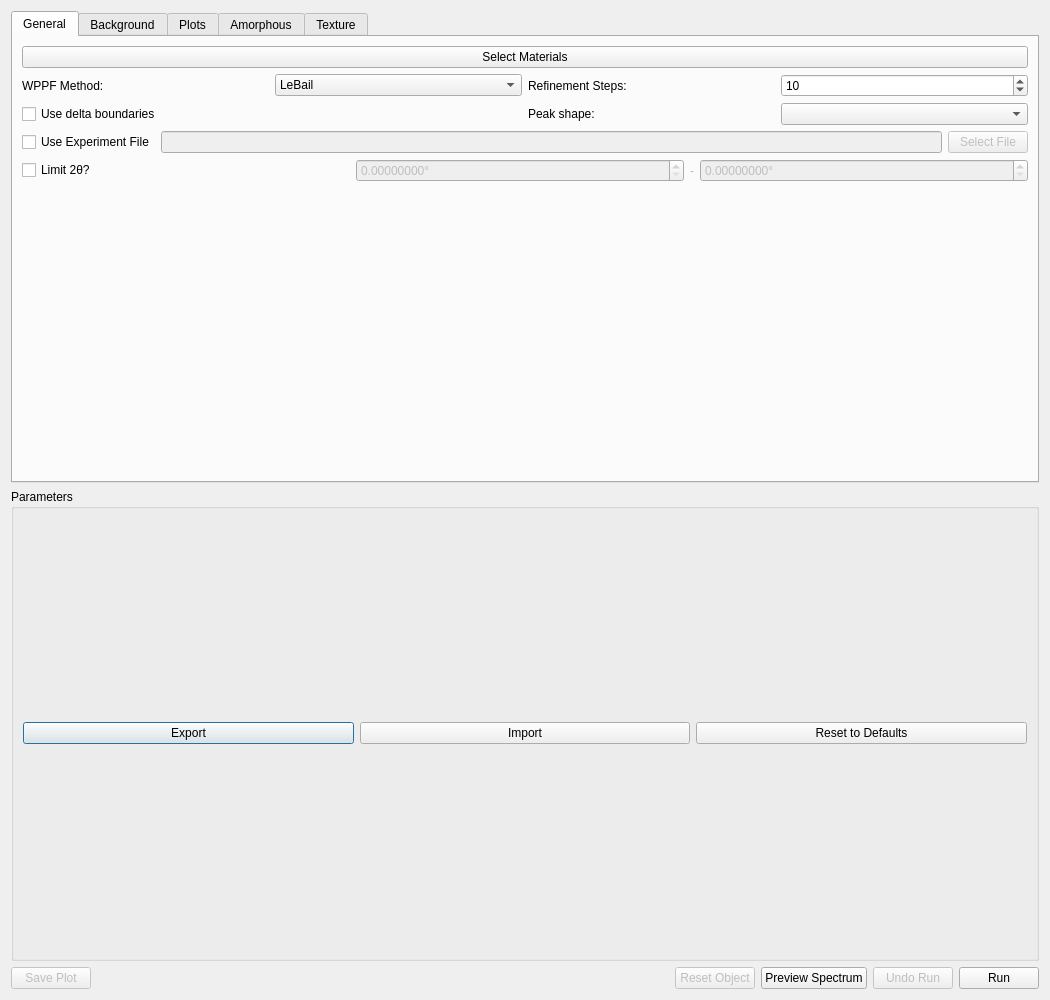
HEXRD/hexrdgui, file hexrdgui/resources/ui/wppf_options_dialog.ui: the form before one commit.
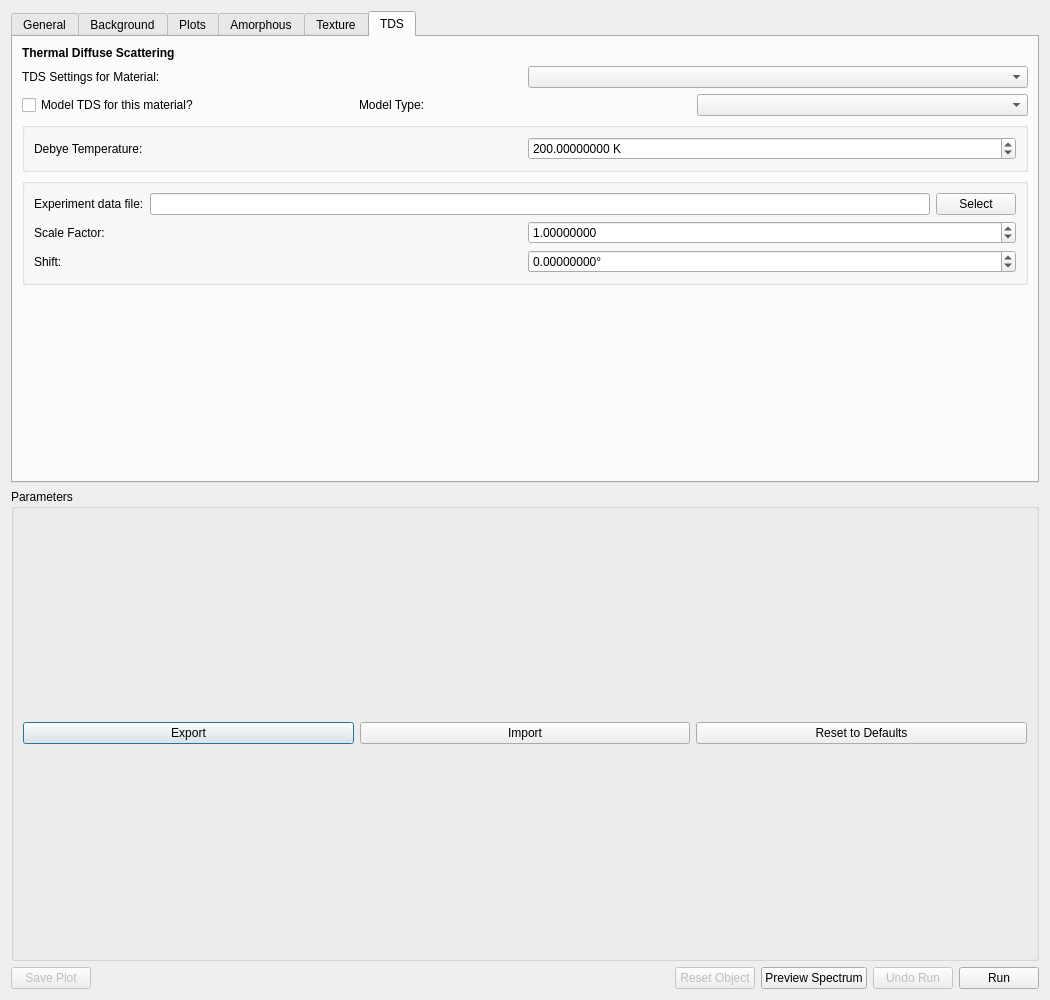
The form after the commit. Icons and pictures are not drawn. Custom widgets are drawn as their Qt base class.

What changed in the file:
```diff
--- a/hexrdgui/resources/ui/wppf_options_dialog.ui
+++ b/hexrdgui/resources/ui/wppf_options_dialog.ui
@@ -138,7 +138,7 @@
         </sizepolicy>
        </property>
        <property name="currentIndex">
-        <number>0</number>
+        <number>5</number>
        </property>
        <widget class="QWidget" name="general_tab">
         <attribute name="title">
@@ -743,6 +743,172 @@
          </item>
         </layout>
        </widget>
+       <widget class="QWidget" name="tds_tab">
+        <attribute name="title">
+         <string>TDS</string>
+        </attribute>
+        <layout class="QGridLayout" name="gridLayout_12">
+         <item row="1" column="0">
+          <widget class="QLabel" name="selected_tds_material_label">
+           <property name="text">
+            <string>TDS Settings for Material:</string>
+           </property>
+          </widget>
+         </item>
+         <item row="3" column="0" colspan="2">
+          <widget class="QGroupBox" name="tds_warren_settings_group">
+           <property name="title">
+            <string/>
+           </property>
+           <layout class="QGridLayout" name="gridLayout_11">
+            <item row="0" column="0">
+             <widget class="QLabel" name="tds_warren_debye_temperature_label">
+              <property name="text">
+               <string>Debye Temperature:</string>
+              </property>
+             </widget>
+            </item>
+            <item row="0" column="1">
+             <widget class="QDoubleSpinBox" name="tds_warren_debye_temperature">
+              <property name="suffix">
+               <string> K</string>
+              </property>
+              <property name="decimals">
+               <number>8</number>
+              </property>
+              <property name="maximum">
+               <double>10000000000.000000000000000</double>
+              </property>
+              <property name="value">
+               <double>200.000000000000000</double>
+              </property>
+             </widget>
+            </item>
+           </layout>
+          </widget>
+         </item>
+         <item row="2" column="0" colspan="2">
+          <layout class="QHBoxLayout" name="horizontalLayout_2">
+           <item>
+            <widget class="QCheckBox" name="include_tds_model">
+             <property name="text">
+              <string>Model TDS for this material?</string>
+             </property>
+            </widget>
+           </item>
+           <item>
+            <widget class="QLabel" name="tds_model_type_label">
+             <property name="text">
+              <string>Model Type:</string>
+             </property>
+            </widget>
+           </item>
+           <item>
+            <widget class="QComboBox" name="tds_model_type"/>
+           </item>
+          </layout>
+         </item>
+         <item row="0" column="0">
+          <widget class="QLabel" name="tds_label">
+           <property name="text">
+            <string>&lt;html&gt;&lt;head/&gt;&lt;body&gt;&lt;p&gt;&lt;span style=&quot; font-weight:700;&quot;&gt;Thermal Diffuse Scattering&lt;/span&gt;&lt;/p&gt;&lt;/body&gt;&lt;/html&gt;</string>
+           </property>
+          </widget>
+         </item>
+         <item row="5" column="0" colspan="2">
+          <spacer name="verticalSpacer_6">
+           <property name="orientation">
+            <enum>Qt::Vertical</enum>
+           </property>
+           <property name="sizeHint" stdset="0">
+            <size>
+             <width>20</width>
+             <height>0</height>
+            </size>
+           </property>
+          </spacer>
+         </item>
+         <item row="1" column="1">
+          <widget class="QComboBox" name="selected_tds_material"/>
+         </item>
+         <item row="4" column="0" colspan="2">
+          <widget class="QGroupBox" name="tds_experimental_settings_group">
+           <property name="title">
+            <string/>
+           </property>
+           <layout class="QGridLayout" name="gridLayout_13">
+            <item row="1" column="1">
+             <widget class="QLabel" name="tds_experimental_scale_label">
+              <property name="text">
+               <string>Scale Factor:</string>
+              </property>
+             </widget>
+            </item>
+            <item row="0" column="1" colspan="2">
+             <layout class="QHBoxLayout" name="tds_experimental_data_file_layout">
+              <item>
+               <widget class="QLabel" name="tds_experimental_data_file_label">
+                <property name="text">
+                 <string>Experiment data file:</string>
+                </property>
+               </widget>
+              </item>
+              <item>
+               <widget class="QLineEdit" name="tds_experimental_data_file"/>
+              </item>
+              <item>
+               <widget class="QPushButton" name="tds_select_experimental_data_file">
+                <property name="text">
+                 <string>Select</string>
+                </property>
+               </widget>
+              </item>
+             </layout>
+            </item>
+            <item row="2" column="2">
+             <widget class="ScientificDoubleSpinBox" name="tds_experimental_shift">
+              <property name="suffix">
+               <string>°</string>
+              </property>
+              <property name="decimals">
+               <number>8</number>
+              </property>
+              <property name="minimum">
+               <double>-10000000.000000000000000</double>
+              </property>
+              <property name="maximum">
+               <double>100000000.000000000000000</double>
+              </property>
+             </widget>
+            </item>
+            <item row="1" column="2">
+             <widget class="ScientificDoubleSpinBox" name="tds_experimental_scale">
+              <property name="decimals">
+               <number>8</number>
+              </property>
+              <property name="minimum">
+               <double>-10000000.000000000000000</double>
+              </property>
+              <property name="maximum">
+               <double>100000000.000000000000000</double>
+              </property>
+              <property name="value">
+               <double>1.000000000000000</double>
+              </property>
+             </widget>
+            </item>
+            <item row="2" column="1">
+             <widget class="QLabel" name="tds_experimental_shift_label">
+              <property name="text">
+               <string>Shift:</string>
+              </property>
+             </widget>
+            </item>
+           </layout>
+          </widget>
+         </item>
+        </layout>
+       </widget>
       </widget>
      </item>
     </layout>
```
Left out of the diff: 10 changed lines with no effect on the pictures.
